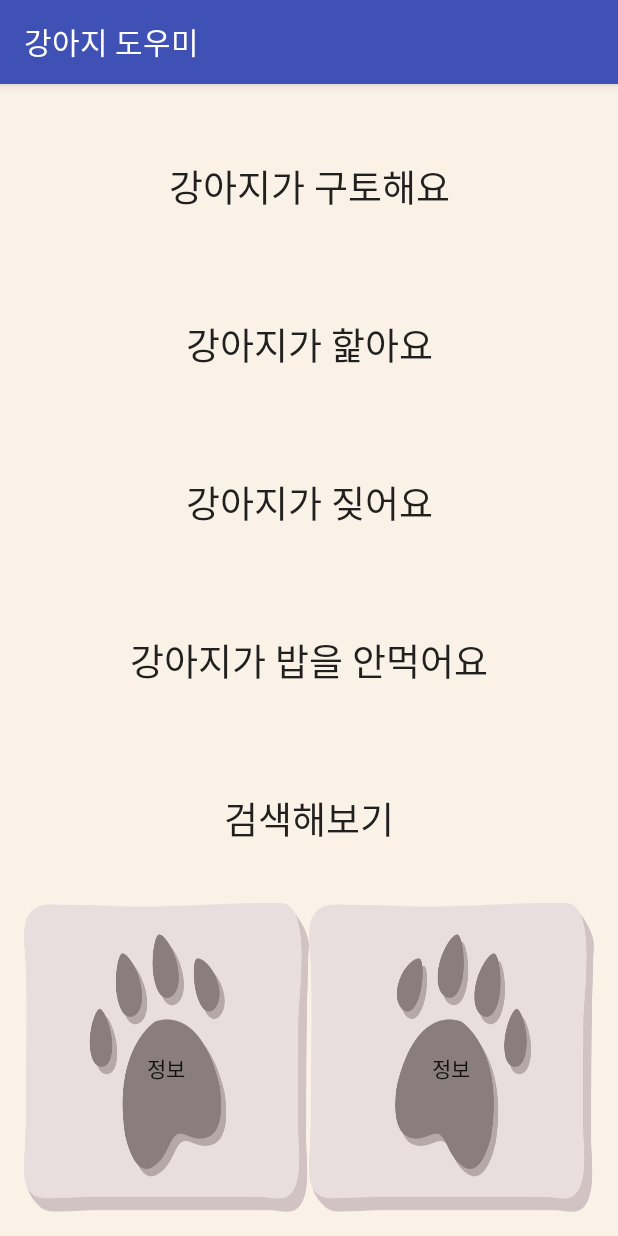
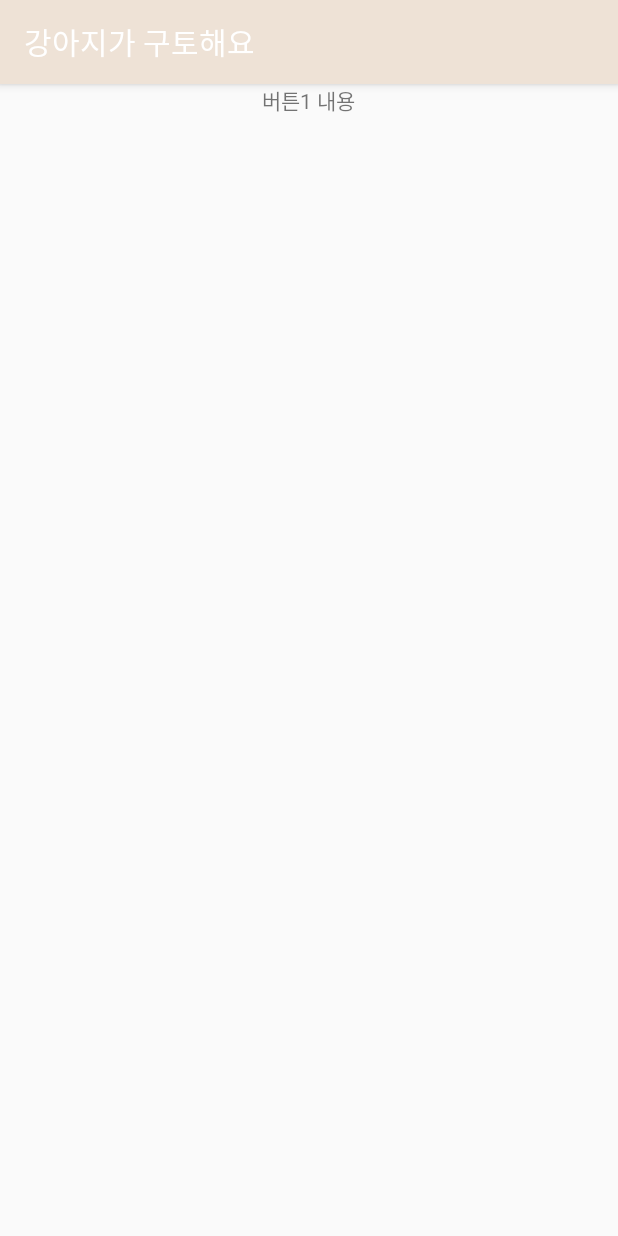
Before and after one commit to YuHyeon-Kim/DogGuideApp, an Android app: the MainActivity screen opened directly, with no data from a screen before it, after a tap on "강아지가 구토해요", on a phone screen of 412 x 824 dp. Run offline under Robolectric (Android 15) with nearby library versions, the light colour scheme and no system bars.

Commit message:
#11 Create Button Activity and Add Button Event

```diff
--- /dev/null
+++ b/app/src/main/java/kr/hs/dbgus3577e_mirim/dogguideapp/But1Activity.java
@@ -0,0 +1,25 @@
+package kr.hs.dbgus3577e_mirim.dogguideapp;
+
+import android.app.Activity;
+import android.os.Bundle;
+import android.support.v7.app.AppCompatActivity;
+import android.view.View;
+import android.widget.TextView;
+
+/**
+ * Created by 김유현 on 2016-06-18.
+ */
+public class But1Activity extends AppCompatActivity{
+
+    @Override
+    protected  void onCreate(Bundle saveInstanceState){
+        super.onCreate(saveInstanceState);
+        setContentView(R.layout.activity_but1);
+    }
+
+    // 뒤로가기
+    @Override
+    public void onBackPressed() {
+        super.onBackPressed();
+    }
+}
--- a/app/src/main/java/kr/hs/dbgus3577e_mirim/dogguideapp/MainActivity.java
+++ b/app/src/main/java/kr/hs/dbgus3577e_mirim/dogguideapp/MainActivity.java
@@ -20,40 +20,43 @@ public class MainActivity extends AppCompatActivity {
         // *** 버튼 1 ***
         but1 = (Button)findViewById(R.id.but_1);
         but1.setOnClickListener(new View.OnClickListener() {
-
             @Override
             public void onClick(View v) {
-                // 수행 할 기능 소스
+                Intent intent = new Intent(MainActivity.this, But1Activity.class);
+                startActivity(intent);
             }
         });
 
         // *** 버튼 2 ***
-        but1 = (Button)findViewById(R.id.but_1);
-        but1.setOnClickListener(new View.OnClickListener() {
+        but2 = (Button)findViewById(R.id.but_2);
+        but2.setOnClickListener(new View.OnClickListener() {
 
             @Override
             public void onClick(View v) {
-                // 수행 할 기능 소스
+                Intent intent = new Intent(MainActivity.this, But2Activity.class);
+                startActivity(intent);
             }
         });
 
         // *** 버튼 3 ***
-        but1 = (Button)findViewById(R.id.but_1);
-        but1.setOnClickListener(new View.OnClickListener() {
+        but3 = (Button)findViewById(R.id.but_3);
+        but3.setOnClickListener(new View.OnClickListener() {
 
             @Override
             public void onClick(View v) {
-                // 수행 할 기능 소스
+                Intent intent = new Intent(MainActivity.this, But3Activity.class);
+                startActivity(intent);
             }
         });
 
         // *** 버튼 4 ***
-        but1 = (Button)findViewById(R.id.but_1);
-        but1.setOnClickListener(new View.OnClickListener() {
+        but4 = (Button)findViewById(R.id.but_4);
+        but4.setOnClickListener(new View.OnClickListener() {
 
             @Override
             public void onClick(View v) {
-                // 수행 할 기능 소스
+                Intent intent = new Intent(MainActivity.this, But4Activity.class);
+                startActivity(intent);
             }
         });
 
@@ -64,7 +67,6 @@ public class MainActivity extends AppCompatActivity {
             public void onClick(View v) {
                 Intent intent = new Intent(MainActivity.this, BrowserActivity.class);
                 startActivity(intent);
-
             }
         });
     }
--- /dev/null
+++ b/app/src/main/res/layout/activity_but1.xml
@@ -0,0 +1,12 @@
+<?xml version="1.0" encoding="utf-8"?>
+<LinearLayout xmlns:android="http://schemas.android.com/apk/res/android"
+    android:orientation="vertical" android:layout_width="match_parent"
+    android:layout_height="match_parent">
+
+    <TextView
+        android:layout_width="wrap_content"
+        android:layout_height="wrap_content"
+        android:layout_gravity="center"
+        android:text="@string/activity_but1"
+        />
+</LinearLayout>
--- a/app/src/main/res/values/colors.xml
+++ b/app/src/main/res/values/colors.xml
@@ -1,7 +1,7 @@
 <?xml version="1.0" encoding="utf-8"?>
 <resources>
-    <color name="colorPrimary">#3F51B5</color>
-    <color name="colorPrimaryDark">#303F9F</color>
+    <color name="colorPrimary">#eee2d6</color>
+    <color name="colorPrimaryDark">#eee2d6</color>
     <color name="colorAccent">#FF4081</color>
     <color name="color_1">#faf1e7</color>
     <color name="color_2">#eee2d6</color>
--- a/app/src/main/res/values/strings.xml
+++ b/app/src/main/res/values/strings.xml
@@ -11,4 +11,10 @@
 
     <string name="but_move_str">이동</string>
     <string name="but_prev_str">이전</string>
+
+    <string name="activity_but1">버튼1 내용</string>
+    <string name="activity_but2">버튼2 내용</string>
+    <string name="activity_but3">버튼3 내용</string>
+    <string name="activity_but4">버튼4 내용</string>
+    <string name="activity_but5">버튼5 내용</string>
 </resources>
```
Also changed, not shown: app/src/main/AndroidManifest.xml (+29 -0 lines), app/src/main/java/kr/hs/dbgus3577e_mirim/dogguideapp/But2Activity.java (added, +22 -0 lines), app/src/main/java/kr/hs/dbgus3577e_mirim/dogguideapp/But3Activity.java (added, +22 -0 lines), app/src/main/java/kr/hs/dbgus3577e_mirim/dogguideapp/But4Activity.java (added, +22 -0 lines), app/src/main/res/layout/activity_but2.xml (added, +13 -0 lines), app/src/main/res/layout/activity_but3.xml (added, +13 -0 lines), app/src/main/res/layout/activity_but4.xml (added, +13 -0 lines).
